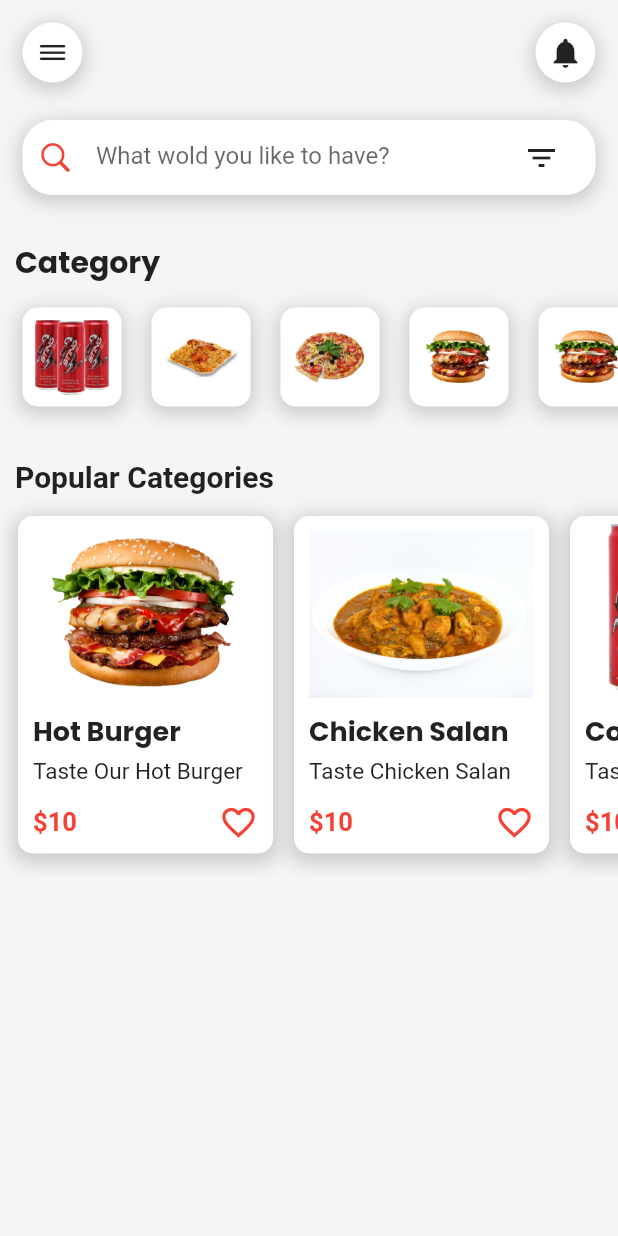
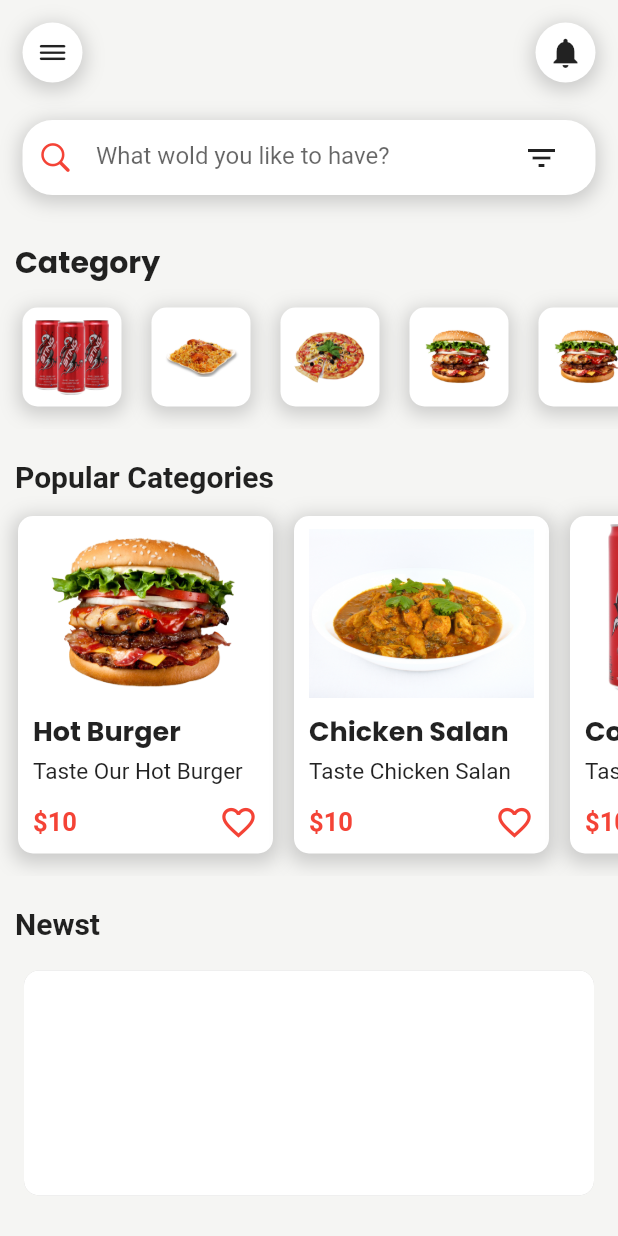
Before and after one commit to MzeroHour/Food-App-Flutter-Template, a Flutter app: the screen it shows after launch, on a phone screen of 412 x 824 dp. Run offline on Flutter 3.47's test engine with Material 2 defaults, Android fonts, the phone set to English and light mode, and no system bars; Roboto replaces fonts that are missing (Popin).

Commit message:
Add NewstItemWeight

```diff
--- a/lib/Pages/HomePage.dart
+++ b/lib/Pages/HomePage.dart
@@ -3,6 +3,7 @@ import 'package:flutter/material.dart';
 import 'package:food_app/Widgets/AppBarWidget.dart';
 import 'package:food_app/Widgets/CategoriesWidget.dart';
 import 'package:food_app/Widgets/PopularItemWidget.dart';
+import 'package:food_app/Widgets/NewstItemWidget.dart';
 
 class HomePage extends StatelessWidget {
   const HomePage({super.key});
@@ -100,6 +101,24 @@ class HomePage extends StatelessWidget {
 
           //Popular Items Widget
           PopularItemWidget(),
+
+          //Newst Items
+          Padding(
+            padding: EdgeInsets.only(
+              top: 20,
+              left: 10,
+            ),
+            child: Text(
+              "Newst",
+              style: TextStyle(
+                fontWeight: FontWeight.bold,
+                fontSize: 20,
+              ),
+            ),
+          ),
+
+          //Newst Item Widget
+          NewstItemWidget(),
         ],
       ),
     );
--- /dev/null
+++ b/lib/Widgets/NewstItemWidget.dart
@@ -0,0 +1,36 @@
+import 'package:flutter/material.dart';
+
+class NewstItemWidget extends StatelessWidget {
+  const NewstItemWidget({super.key});
+
+  @override
+  Widget build(BuildContext context) {
+    return SingleChildScrollView(
+      child: Padding(
+        padding: EdgeInsets.symmetric(
+          vertical: 10,
+          horizontal: 10,
+        ),
+        child: Column(children: [
+          Padding(
+            padding: EdgeInsets.symmetric(
+              vertical: 10,
+            ),
+            child: Container(
+              width: 380,
+              height: 150,
+              decoration: BoxDecoration(
+                  color: Colors.white,
+                  borderRadius: BorderRadius.circular(10),
+                  boxShadow: [
+                    BoxShadow(
+                      color: Colors.grey.withOpacity(0.5),
+                    )
+                  ]),
+            ),
+          ),
+        ]),
+      ),
+    );
+  }
+}
```
